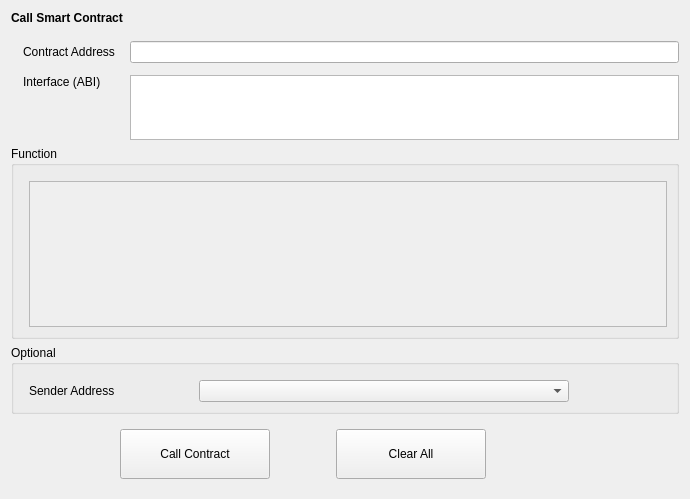
Old version of the form src/qt/forms/callcontract.ui in the repository qtumproject/qtum.
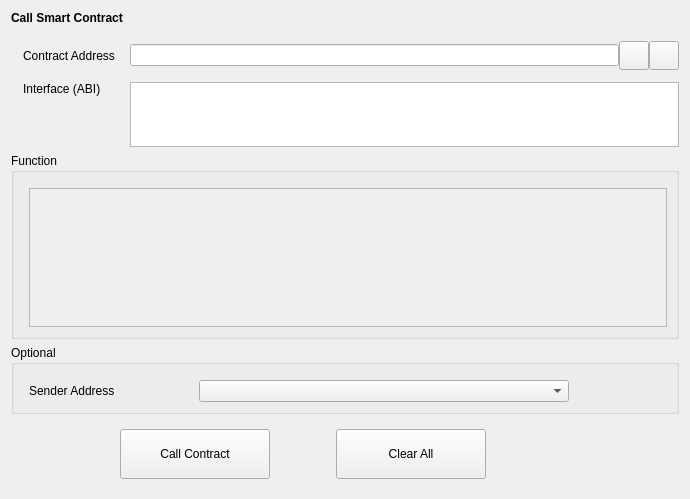
New version of the form. Custom widgets are drawn as their Qt base class.

Commit message: Add contract bookpage GUI.

The edit to the form file:
```diff
--- a/src/qt/forms/callcontract.ui
+++ b/src/qt/forms/callcontract.ui
@@ -99,9 +99,6 @@
            </property>
           </widget>
          </item>
-         <item row="0" column="2">
-          <widget class="QValidatedLineEdit" name="lineEditContractAddress"/>
-         </item>
          <item row="1" column="0" alignment="Qt::AlignTop">
           <widget class="QLabel" name="labelInterface">
            <property name="text">
@@ -109,6 +106,39 @@
            </property>
           </widget>
          </item>
+         <item row="0" column="2">
+          <layout class="QHBoxLayout" name="horizontalLayout_2">
+           <item>
+            <widget class="QValidatedLineEdit" name="lineEditContractAddress"/>
+           </item>
+           <item>
+            <widget class="QToolButton" name="saveInfoButton">
+             <property name="text">
+              <string/>
+             </property>
+             <property name="iconSize">
+              <size>
+               <width>22</width>
+               <height>22</height>
+              </size>
+             </property>
+            </widget>
+           </item>
+           <item>
+            <widget class="QToolButton" name="loadInfoButton">
+             <property name="text">
+              <string/>
+             </property>
+             <property name="iconSize">
+              <size>
+               <width>22</width>
+               <height>22</height>
+              </size>
+             </property>
+            </widget>
+           </item>
+          </layout>
+         </item>
         </layout>
        </item>
        <item>
@@ -133,8 +163,8 @@
               <rect>
                <x>0</x>
                <y>0</y>
-               <width>638</width>
-               <height>137</height>
+               <width>640</width>
+               <height>131</height>
               </rect>
              </property>
             </widget>
```
The commit also changes 11 other files.
